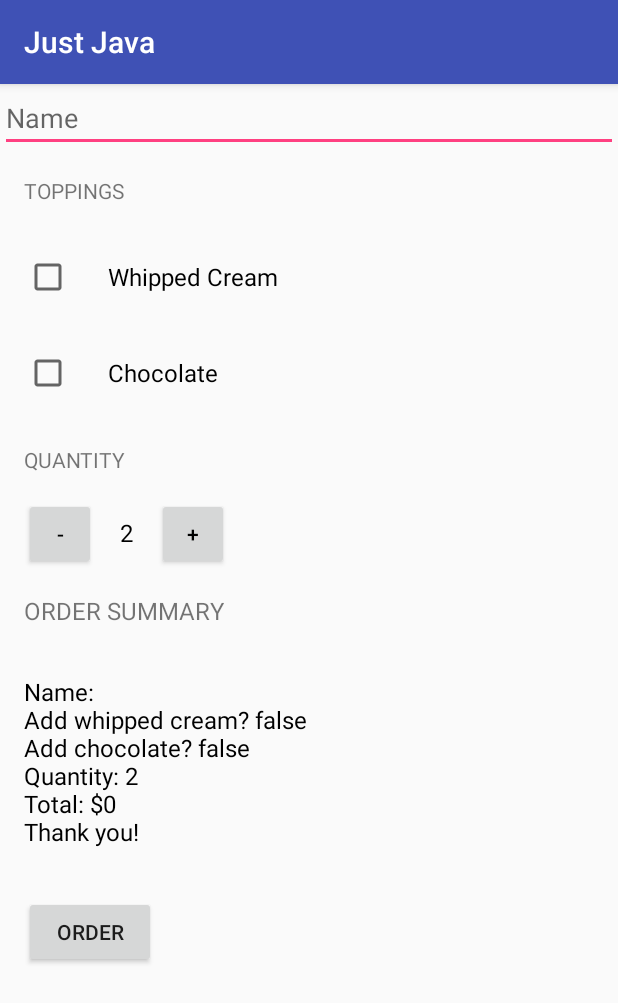
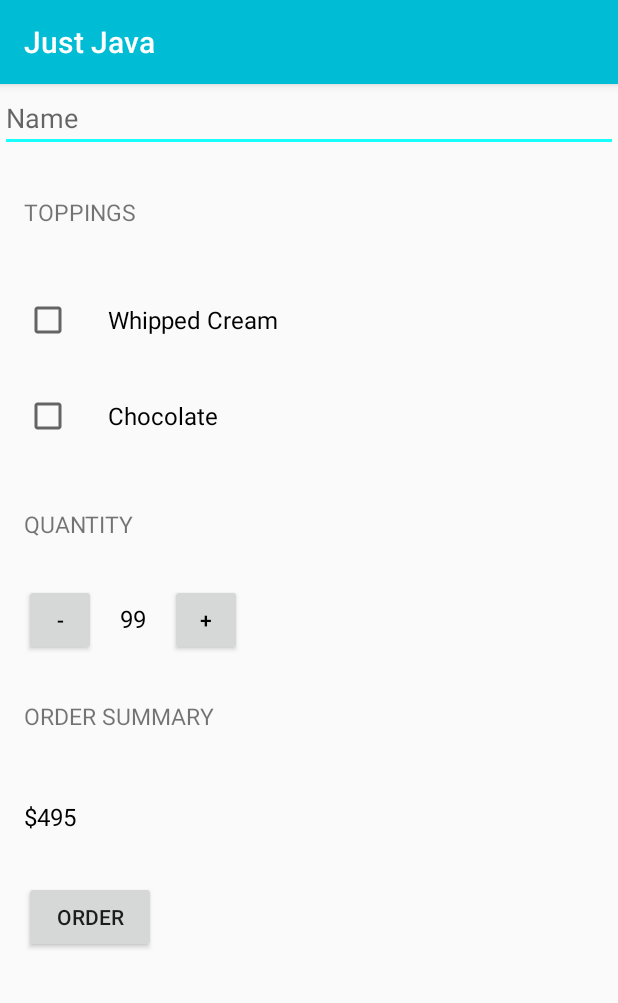
Before and after one commit to viditgupta92/AndroidStudioProjects, an Android app: the screen it shows after launch (MainActivity), after a tap on "ORDER", on a phone screen of 412 x 824 dp. Shown: the top 1003 px of the screen. Run offline under Robolectric (Android 15) with nearby library versions, the phone set to English and light mode, and no system bars.

Commit message:
added style to Just Java app

```diff
--- a/JustJava/app/src/main/java/com/example/android/justjava/MainActivity.java
+++ b/JustJava/app/src/main/java/com/example/android/justjava/MainActivity.java
@@ -1,4 +1,3 @@
-
 /**
  * IMPORTANT: Add your package below. Package name can be found in the project's AndroidManifest.xml file.
  * This is the package name our example uses:
@@ -9,6 +8,8 @@
 
 package com.example.android.justjava;
 
+import android.content.Intent;
+import android.net.Uri;
 import android.os.Bundle;
 import android.support.v7.app.AppCompatActivity;
 import android.util.Log;
@@ -16,13 +17,14 @@ import android.view.View;
 import android.widget.CheckBox;
 import android.widget.EditText;
 import android.widget.TextView;
+import android.widget.Toast;
 
 /**
  * This app displays an order form to order coffee.
  */
 public class MainActivity extends AppCompatActivity {
 
-    int quantity = 2;
+    int quantity = 99;
 
     @Override
     protected void onCreate(Bundle savedInstanceState) {
@@ -42,8 +44,16 @@ public class MainActivity extends AppCompatActivity {
         CheckBox chocolate = (CheckBox) findViewById(R.id.checkbox_chocolate_view);
         whipped_cream_check = whipped_cream.isChecked();
         chocolate_check = chocolate.isChecked();
-        int price = calculatePrice(quantity, whipped_cream_check, chocolate_check);
-        displayMessage(createOrderSummary(str, price, whipped_cream_check, chocolate_check));
+        int price = calculatePrice(whipped_cream_check, chocolate_check, quantity);
+//        displayMessage(createOrderSummary(str, price, whipped_cream_check, chocolate_check));
+        Intent intent = new Intent(Intent.ACTION_SENDTO);
+        intent.setData(Uri.parse("mailto:")); // only email apps should handle this
+        intent.putExtra(Intent.EXTRA_EMAIL, ("vidit92.gupta@gmail.com"));
+        intent.putExtra(Intent.EXTRA_SUBJECT, "Order Summary");
+        intent.putExtra(Intent.EXTRA_TEXT, createOrderSummary(str, price, whipped_cream_check, chocolate_check));
+        if (intent.resolveActivity(getPackageManager()) != null) {
+            startActivity(intent);
+        }
     }
 
     /**
@@ -58,9 +68,11 @@ public class MainActivity extends AppCompatActivity {
      * This method is called when the plus button is clicked.
      */
     public void increment(View view){
-        if(quantity < 100) {
-            quantity = quantity + 1;
+        if(quantity == 100) {
+            Toast.makeText(this, "Number of cups of coffee cannot exceed 100", Toast.LENGTH_SHORT).show();
+            return;
         }
+        quantity = quantity + 1;
         displayQuantity(quantity);
     }
 
@@ -68,9 +80,11 @@ public class MainActivity extends AppCompatActivity {
      * This method is called when the minus button is clicked.
      */
     public void decrement(View view){
-        if(quantity > 0) {
-            quantity = quantity - 1;
+        if(quantity == 1) {
+            Toast.makeText(this, "Number of cups of coffee cannot decrease below 1", Toast.LENGTH_SHORT).show();
+            return;
         }
+        quantity = quantity - 1;
         displayQuantity(quantity);
     }
 
@@ -110,5 +124,16 @@ public class MainActivity extends AppCompatActivity {
     private String createOrderSummary(String name, int price, boolean whipped_cream, boolean chocolate)
     {
         return "Name: " + name + "\nAdd whipped cream? " + whipped_cream + "\nAdd chocolate? " + chocolate + "\nQuantity: " + quantity + "\nTotal: $" + price + "\nThank you!";
+
+    }
+
+    public void composeEmail(String[] addresses, String subject) {
+        Intent intent = new Intent(Intent.ACTION_SENDTO);
+        intent.setData(Uri.parse("mailto:")); // only email apps should handle this
+        intent.putExtra(Intent.EXTRA_EMAIL, addresses);
+        intent.putExtra(Intent.EXTRA_SUBJECT, subject);
+        if (intent.resolveActivity(getPackageManager()) != null) {
+            startActivity(intent);
+        }
     }
 }
--- a/JustJava/app/src/main/res/layout/activity_main.xml
+++ b/JustJava/app/src/main/res/layout/activity_main.xml
@@ -20,8 +20,7 @@
             android:inputType="textCapWords" />
 
         <TextView
-            android:layout_width="wrap_content"
-            android:layout_height="wrap_content"
+            style="@style/HeaderTextStyle"
             android:layout_margin="16dp"
             android:text="TOPPINGS" />
 
@@ -44,8 +43,7 @@
             android:textSize="16sp" />
 
         <TextView
-            android:layout_width="wrap_content"
-            android:layout_height="wrap_content"
+            style="@style/HeaderTextStyle"
             android:layout_margin="16dp"
             android:text="QUANTITY" />
 
@@ -67,7 +65,7 @@
                 android:id="@+id/quantity_text_view"
                 android:layout_width="wrap_content"
                 android:layout_height="wrap_content"
-                android:text="2"
+                android:text="99"
                 android:textColor="@android:color/black"
                 android:textSize="16sp" />
 
@@ -81,19 +79,17 @@
         </LinearLayout>
 
         <TextView
-            android:layout_width="wrap_content"
-            android:layout_height="wrap_content"
+            style="@style/HeaderTextStyle"
             android:layout_margin="16dp"
             android:text="Order Summary"
-            android:textAllCaps="true"
-            android:textSize="16sp" />
+            android:textAllCaps="true" />
 
         <TextView
             android:id="@+id/order_summary_text_view"
             android:layout_width="wrap_content"
             android:layout_height="wrap_content"
             android:layout_margin="16dp"
-            android:text="$10"
+            android:text="$495"
             android:textColor="@android:color/black"
             android:textSize="16sp" />
 
@@ -104,5 +100,7 @@
             android:onClick="submitOrder"
             android:text="ORDER" />
 
+
+
     </LinearLayout>
 </ScrollView>
--- a/JustJava/app/src/main/res/values/styles.xml
+++ b/JustJava/app/src/main/res/values/styles.xml
@@ -3,9 +3,16 @@
     <!-- Base application theme. -->
     <style name="AppTheme" parent="Theme.AppCompat.Light.DarkActionBar">
         <!-- Customize your theme here. -->
-        <item name="colorPrimary">@color/colorPrimary</item>
-        <item name="colorPrimaryDark">@color/colorPrimaryDark</item>
-        <item name="colorAccent">@color/colorAccent</item>
+        <item name="colorPrimary">#00BCD4</item>
+        <item name="colorPrimaryDark">#0288D1</item>
+        <item name="colorAccent">#18FFFF</item>
     </style>
 
+    <style name="HeaderTextStyle">
+        <item name="android:layout_width">wrap_content</item>
+        <item name="android:layout_height">48dp</item>
+        <item name="android:gravity">center_vertical</item>
+        <item name="android:textAllCaps">true</item>
+        <item name="android:textSize">15sp</item>
+    </style>
 </resources>
```
